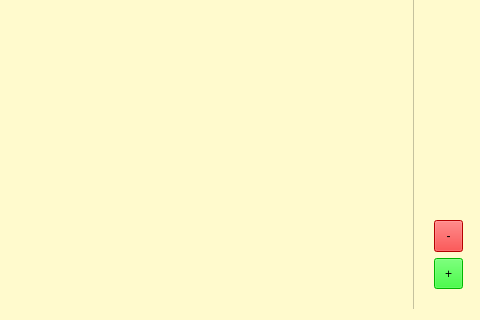
Before: the Qt Designer form mainwindow.ui in afwilkin/ProjectTracker, drawn with Qt 5; both pictures show x 218 to 698 and y 168 to 488 of the 698 by 488 pixel window.
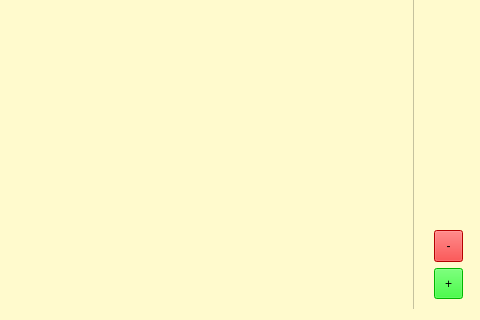
After: the same form once the commit is applied.

The edit to the form file:
```diff
--- a/mainwindow.ui
+++ b/mainwindow.ui
@@ -150,7 +150,7 @@
         <property name="geometry">
          <rect>
           <x>630</x>
-          <y>330</y>
+          <y>340</y>
           <width>51</width>
           <height>91</height>
          </rect>
```
